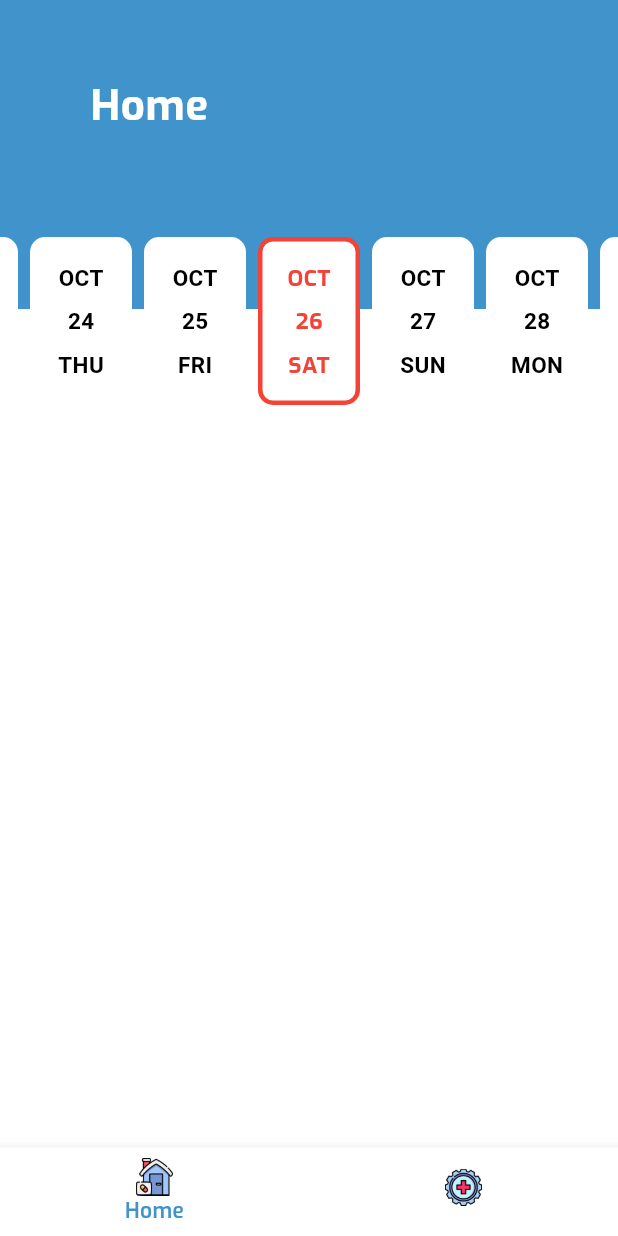
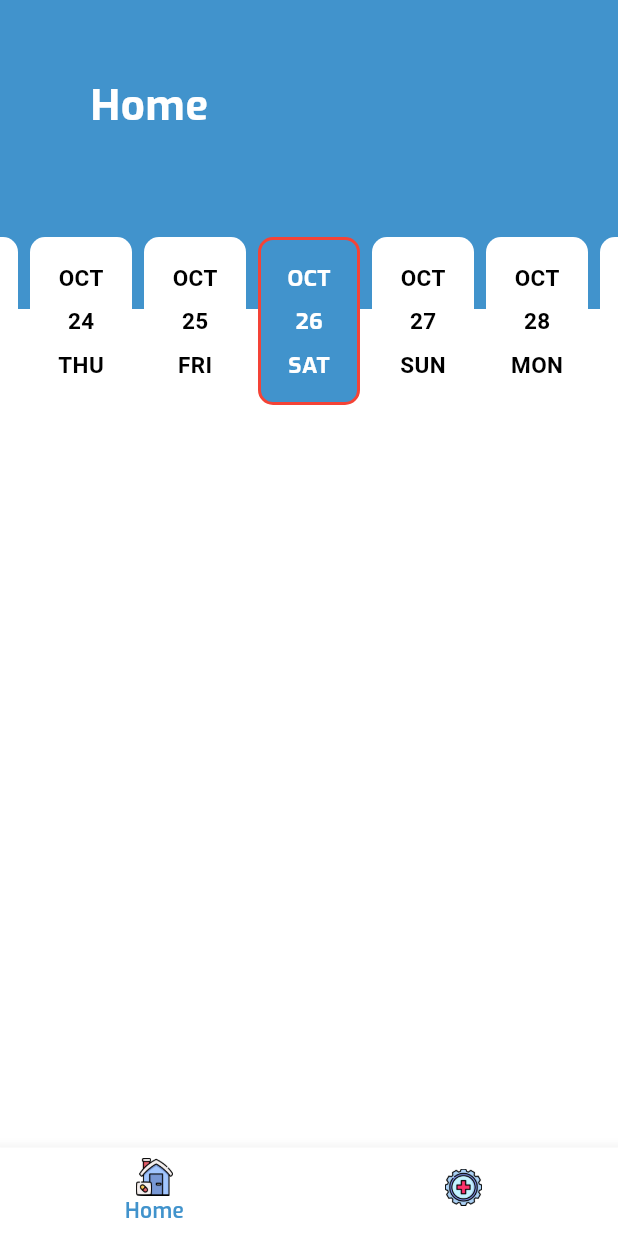
Before and after one commit to AbdAlrahmanmohamedelsayed/smartpill, a Flutter app: the LayoutView screen opened by its route, on a phone screen of 412 x 824 dp. Run offline on Flutter 3.47's test engine with Material 3 defaults, Android fonts, the phone set to English and light mode, and no system bars; drawn by our look-alikes of easy_date_timeline; our stand-ins replace animate_do, flutter_onboarding_slider, lottie; Roboto replaces fonts that are missing (Poppins).

```diff
--- a/lib/core/theme/app_theme_manager.dart
+++ b/lib/core/theme/app_theme_manager.dart
@@ -15,6 +15,11 @@ class AppThemeManager {
         backgroundColor: Colors.white,
         iconTheme: IconThemeData(color: primary)),
     textTheme: const TextTheme(
+      titleLarge: TextStyle(
+          color: Colors.white,
+          fontSize: 28,
+          fontWeight: FontWeight.bold,
+          fontFamily: 'Exo'),
       bodyLarge: TextStyle(
           color: Colors.black,
           fontSize: 28,
--- a/lib/features/layout/layout_view.dart
+++ b/lib/features/layout/layout_view.dart
@@ -15,7 +15,7 @@ class _LayoutViewState extends State<LayoutView> {
 
   @override
   Widget build(BuildContext context) {
-    var theme = Theme.of(context);
+    // var theme = Theme.of(context);
 
     return Scaffold(
       body: screens[selectedIndex],
--- a/lib/features/screens/home/home_view.dart
+++ b/lib/features/screens/home/home_view.dart
@@ -63,12 +63,12 @@ class _HomeViewState extends State<HomeView> {
                               fontWeight: FontWeight.bold,
                               fontFamily: 'Exo'),
                           monthStrStyle: const TextStyle(
-                              color: Colors.black,
+                              color: Colors.red,
                               fontSize: 15,
                               fontWeight: FontWeight.bold,
                               fontFamily: 'Exo'),
                           dayStrStyle: const TextStyle(
-                              color: Colors.black,
+                              color: Colors.red,
                               fontSize: 15,
                               fontWeight: FontWeight.bold,
                               fontFamily: 'Exo'),
@@ -76,22 +76,22 @@ class _HomeViewState extends State<HomeView> {
                         activeDayStyle: DayStyle(
                           decoration: BoxDecoration(
                             border: Border.all(
-                                width: 3, color: ColorPallets.redColor),
-                            color: ColorPallets.Colowhite,
+                                width: 2, color: ColorPallets.redColor),
+                            color: theme.primaryColor,
                             borderRadius: BorderRadius.circular(10),
                           ),
                           dayNumStyle: const TextStyle(
-                              color: ColorPallets.redColor,
+                              color: ColorPallets.Colowhite,
                               fontSize: 15,
                               fontWeight: FontWeight.bold,
                               fontFamily: 'Exo'),
                           monthStrStyle: const TextStyle(
-                              color: ColorPallets.redColor,
+                              color: ColorPallets.Colowhite,
                               fontSize: 15,
                               fontWeight: FontWeight.bold,
                               fontFamily: 'Exo'),
                           dayStrStyle: const TextStyle(
-                              color: ColorPallets.redColor,
+                              color: ColorPallets.Colowhite,
                               fontSize: 15,
                               fontWeight: FontWeight.bold,
                               fontFamily: 'Exo'),
--- a/lib/features/screens/onboarding/onboarding_view.dart
+++ b/lib/features/screens/onboarding/onboarding_view.dart
@@ -151,7 +151,7 @@ class OnboardingView extends StatelessWidget {
                   height: 20,
                 ),
                 Text(
-                    'Monitor your medication intake and share reports with your family or doctor.',
+                    'Monitor your medication intake and share reports with your caregiver or doctor.',
                     textAlign: TextAlign.center,
                     style: theme.textTheme.bodySmall),
               ],
--- a/pubspec.yaml
+++ b/pubspec.yaml
@@ -38,6 +38,7 @@ dependencies:
   flutter_onboarding_slider: ^1.0.11
   lottie: ^3.1.3
   easy_date_timeline: ^1.1.3
+  animated_custom_dropdown: ^3.1.1
 
 dev_dependencies:
   flutter_test:
```
Also changed, not shown: lib/features/screens/settings/settings_view.dart (+43 -1 lines), lib/features/screens/settings/widgets/custom_listTile.dart (added, +36 -0 lines), assets/images/icons/add_pills.png (added), assets/images/icons/information.png (added), assets/images/icons/languages.png (added), assets/images/icons/medical-insurance.png (added), assets/images/icons/theme.png (added), pubspec.lock.
